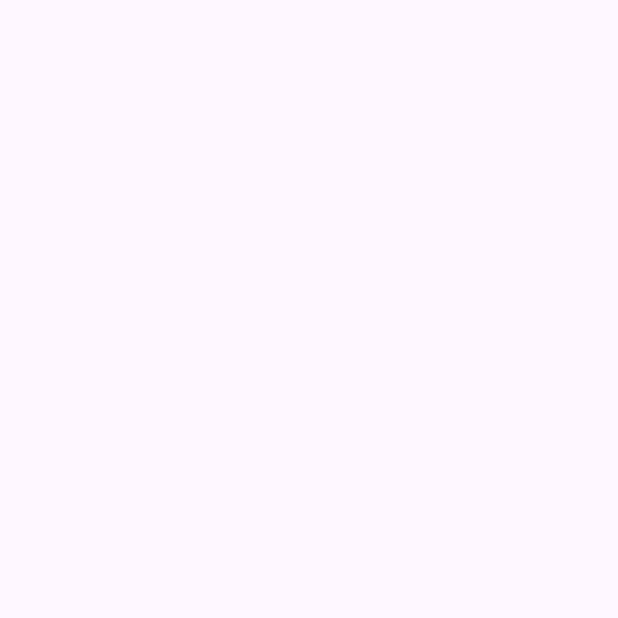
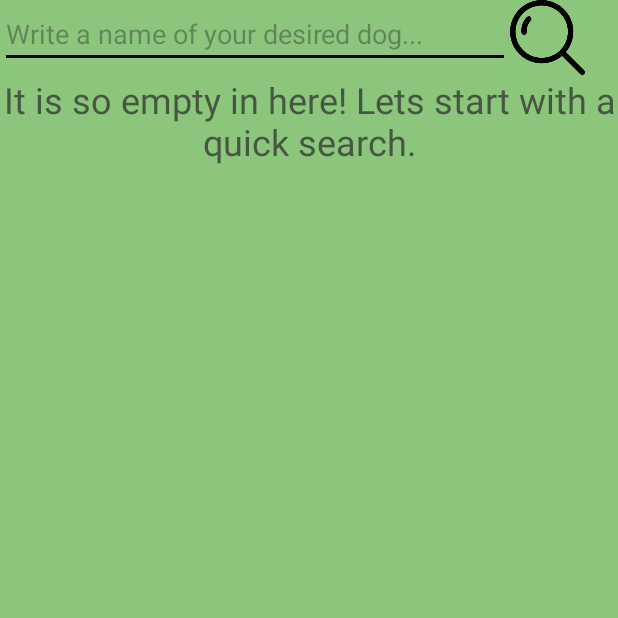
Before and after one commit to YerkhanG/Lab2Android, an Android app: the screen it shows after launch (MainActivity), on a phone screen of 412 x 824 dp, the top half of it. Before the commit the part shown is empty. Run offline under Robolectric (Android 15) with nearby library versions, the phone set to English and light mode, and no system bars; pictures from the network do not load.

Commit message:
final version

```diff
--- a/app/build.gradle.kts
+++ b/app/build.gradle.kts
@@ -50,11 +50,17 @@ dependencies {
     implementation("com.google.android.material:material:1.11.0")
     implementation("androidx.constraintlayout:constraintlayout:2.1.4")
     testImplementation("junit:junit:4.13.2")
+
+    implementation("com.github.bumptech.glide:glide:4.16.0")
+
     implementation("com.squareup.okhttp3:okhttp:4.12.0")
     implementation("com.squareup.okhttp3:logging-interceptor:4.12.0")
+
     implementation("com.squareup.retrofit2:retrofit:2.9.0")
     implementation("com.squareup.retrofit2:converter-gson:2.9.0")
+
     implementation("com.google.code.gson:gson:2.10.1")
+
     androidTestImplementation("androidx.test.ext:junit:1.1.5")
     androidTestImplementation("androidx.test.espresso:espresso-core:3.5.1")
 }
--- a/app/src/main/java/com/example/lab2/MainActivity.kt
+++ b/app/src/main/java/com/example/lab2/MainActivity.kt
@@ -3,6 +3,9 @@ package com.example.lab2
 import androidx.appcompat.app.AppCompatActivity
 import android.os.Bundle
 import android.util.Log
+import android.view.View
+import android.widget.Toast
+import androidx.core.view.isEmpty
 import com.example.lab2.adapter.DogListAdapter
 import com.example.lab2.databinding.ActivityMainBinding
 import com.example.lab2.model.ApiClient
@@ -14,20 +17,27 @@ import retrofit2.Callback
 
 class MainActivity : AppCompatActivity() {
     private lateinit var binding: ActivityMainBinding
+    private val client = ApiClient.instance
+    private val adapter = DogListAdapter()
 
     override fun onCreate(savedInstanceState: Bundle?) {
         super.onCreate(savedInstanceState)
         binding = ActivityMainBinding.inflate(layoutInflater)
         setContentView(binding.root)
 
-        val client = ApiClient.instance
-        val adapter = DogListAdapter()
-
         with(binding) {
             dogList.adapter = adapter
         }
 
-        val response = client.fetchOfferList()
+        binding.search.setOnClickListener {
+            performSearch()
+        }
+    }
+
+    private fun performSearch() {
+        val searchQuery = binding.searchField.text.toString()
+
+        val response = client.fetchOfferList(searchQuery)
         response.enqueue(object : Callback<List<DogApi>> {
             override fun onResponse(call: Call<List<DogApi>>, response: Response<List<DogApi>>) {
                 if (response.isSuccessful) {
@@ -37,6 +47,7 @@ class MainActivity : AppCompatActivity() {
                             Dog.toDog(dogApi)
                         })
                         adapter.submitList(offerListMap)
+                        updateTextViewVisibility(offerListMap.isNotEmpty())
                     }
                 } else {
                     Log.e("MainActivity", "Error: ${response.code()}")
@@ -48,4 +59,8 @@ class MainActivity : AppCompatActivity() {
             }
         })
     }
+
+    private fun updateTextViewVisibility(hasItems: Boolean) {
+        binding.placeholder.visibility = if (hasItems) View.GONE else View.VISIBLE
+    }
 }
--- a/app/src/main/java/com/example/lab2/model/DogService.kt
+++ b/app/src/main/java/com/example/lab2/model/DogService.kt
@@ -2,8 +2,9 @@ package com.example.lab2.model
 
 import retrofit2.Call
 import retrofit2.http.GET
+import retrofit2.http.Query
 
 interface DogService {
-    @GET("v1/dogs?name=golden retriever")
-    fun fetchOfferList() : Call<List<DogApi>>
+    @GET("v1/dogs")
+    fun fetchOfferList(@Query("name")  name :String): Call<List<DogApi>>
 }
--- a/app/src/main/res/layout/activity_main.xml
+++ b/app/src/main/res/layout/activity_main.xml
@@ -3,9 +3,37 @@
     xmlns:app="http://schemas.android.com/apk/res-auto"
     xmlns:tools="http://schemas.android.com/tools"
     android:layout_width="match_parent"
+    android:background="#8CC67C"
     android:layout_height="match_parent"
     android:layout_margin="10dp"
+    android:orientation="vertical"
     tools:context=".MainActivity">
+    <LinearLayout
+        android:layout_width="match_parent"
+        android:layout_height="wrap_content"
+        android:orientation="horizontal">
+        <EditText
+            android:backgroundTint="@color/black"
+            android:id="@+id/search_field"
+            android:layout_width="340dp"
+            android:layout_height="wrap_content"
+            android:hint="Write a name of your desired dog..."/>
+        <ImageView
+            android:id="@+id/search"
+            android:layout_width="50dp"
+            android:layout_height="50dp"
+            android:src="@drawable/search"
+            />
+    </LinearLayout>
+    <TextView
+        android:id="@+id/placeholder"
+        android:layout_width="match_parent"
+        android:layout_height="wrap_content"
+        android:gravity="center"
+        android:textColor="#272727"
+        android:alpha="0.7"
+        android:textSize="24dp"
+        android:text="It is so empty in here! Lets start with a quick search."/>
 
     <androidx.recyclerview.widget.RecyclerView
         android:id="@+id/dog_list"
--- a/app/src/main/res/layout/item_dog.xml
+++ b/app/src/main/res/layout/item_dog.xml
@@ -4,6 +4,7 @@
     android:layout_height="wrap_content"
     xmlns:app="http://schemas.android.com/apk/res-auto"
     android:backgroundTint="#529340"
+    android:layout_marginBottom="10dp"
     app:cardCornerRadius="10dp">
     <LinearLayout
         android:layout_width="wrap_content"
@@ -14,10 +15,12 @@
             android:id="@+id/dog_image"
             android:layout_width="150dp"
             android:layout_height="150dp"
+            android:layout_gravity="center"
+            android:scaleType="center"
             />
         <LinearLayout
             android:layout_width="wrap_content"
-            android:layout_height="match_parent"
+            android:layout_height="wrap_content"
             android:layout_margin="10dp"
             android:orientation="vertical">
             <TextView
```
Also changed, not shown: app/src/main/java/com/example/lab2/adapter/DogListAdapter.kt (+13 -6 lines), app/src/main/java/com/example/lab2/model/ApiClient.kt (+4 -3 lines), app/src/main/java/com/example/lab2/model/Dog.kt (+10 -10 lines), app/src/main/java/com/example/lab2/model/DogApi.kt (+6 -6 lines), app/src/main/res/drawable/search.png (added).
